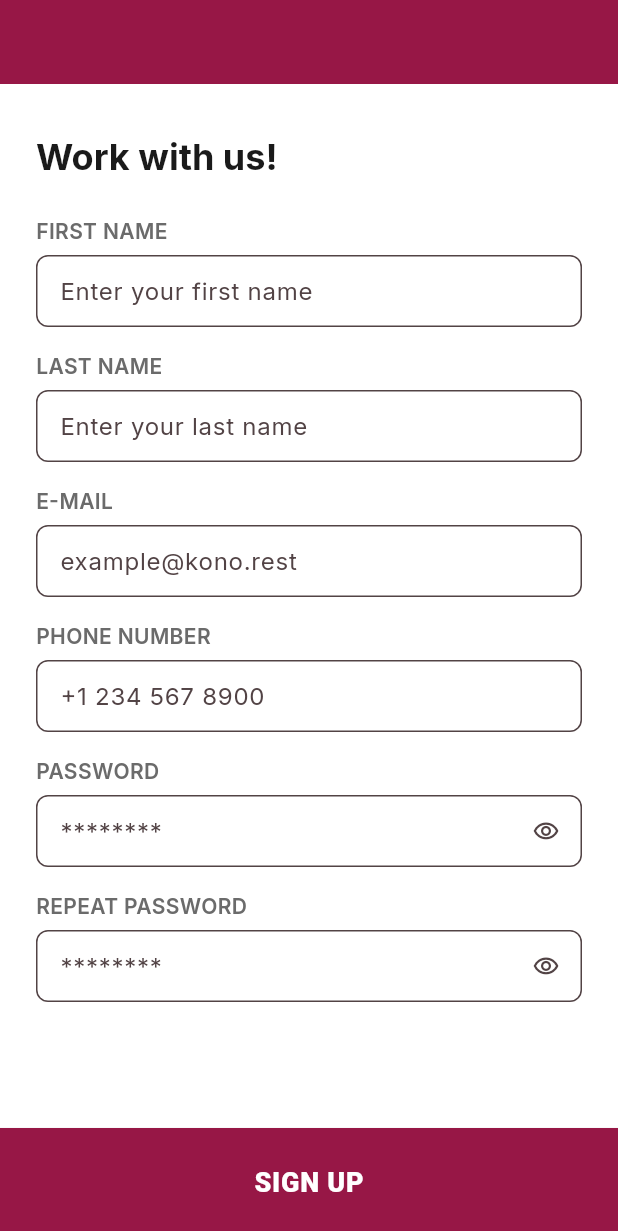
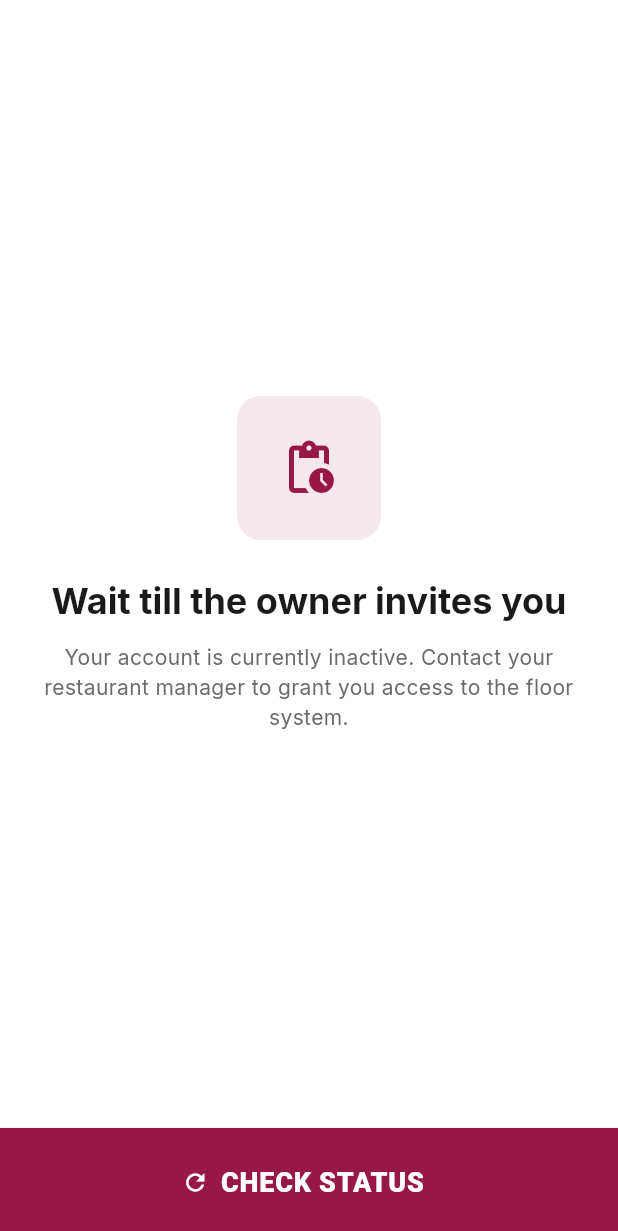
Before and after one commit to 2K-Solutions/KonoFrontend, a Flutter app: the WorkerRegistrationScreen screen opened by its route, after a tap on "SIGN UP", on a phone screen of 412 x 824 dp. Shown: the top 1231 px of the screen. Run offline on Flutter 3.47's test engine with Material 3 defaults, Android fonts, the phone set to English and light mode, and no system bars; our stand-ins replace flutter_riverpod, go_router.

Commit message:
feat: add wait-for-invite screen for workers

```diff
--- a/lib/core/router.dart
+++ b/lib/core/router.dart
@@ -4,6 +4,7 @@ import 'package:konofrontend/features/auth/presentation/screens/login_screen.dar
 import 'package:konofrontend/features/auth/presentation/screens/role_selection_screen.dart';
 import 'package:konofrontend/features/auth/presentation/screens/worker_choice_screen.dart';
 import 'package:konofrontend/features/auth/presentation/screens/worker_registration_screen.dart';
+import 'package:konofrontend/features/auth/presentation/screens/wait_for_invite_screen.dart';
 import 'package:konofrontend/features/owner/presentation/screens/owner_home_screen.dart';
 
 final GoRouter appRouter = GoRouter(
@@ -32,7 +33,14 @@ final GoRouter appRouter = GoRouter(
     ),
     GoRoute(
       path: AppRoutes.workerLogin,
-      builder: (context, state) => const LoginScreen(title: 'You are doing a good job today!'),
+      builder: (context, state) => const LoginScreen(
+        title: 'You are doing a good job today!',
+        nextRoute: AppRoutes.workerWaitForInvite,
+      ),
+    ),
+    GoRoute(
+      path: AppRoutes.workerWaitForInvite,
+      builder: (context, state) => const WaitForInviteScreen(),
     ),
   ],
 );
--- a/lib/core/routes.dart
+++ b/lib/core/routes.dart
@@ -7,4 +7,5 @@ class AppRoutes {
   static const workerChoice = '/worker';
   static const workerRegister = '/worker/register';
   static const workerLogin = '/worker/login';
+  static const workerWaitForInvite = '/worker/wait-for-invite';
 }
--- a/lib/core/widgets/bottom_button_scaffold.dart
+++ b/lib/core/widgets/bottom_button_scaffold.dart
@@ -7,22 +7,26 @@ class BottomButtonScaffold extends StatelessWidget {
     required this.body,
     required this.buttonLabel,
     required this.onButtonPressed,
+    this.buttonIcon,
+    this.showAppBar = true,
   });
 
   final Widget body;
   final String buttonLabel;
   final VoidCallback onButtonPressed;
+  final IconData? buttonIcon;
+  final bool showAppBar;
 
   @override
   Widget build(BuildContext context) {
     return Scaffold(
-      appBar: AppBar(),
+      appBar: showAppBar ? AppBar() : null,
       body: SafeArea(bottom: false, child: body),
       bottomNavigationBar: SafeArea(
         top: false,
         child: SizedBox(
           width: double.infinity,
-          child: PrimaryButton(label: buttonLabel, onPressed: onButtonPressed),
+          child: PrimaryButton(label: buttonLabel, icon: buttonIcon, onPressed: onButtonPressed),
         ),
       ),
     );
--- a/lib/core/widgets/primary_button.dart
+++ b/lib/core/widgets/primary_button.dart
@@ -1,16 +1,21 @@
 import 'package:flutter/material.dart';
 
 class PrimaryButton extends StatelessWidget {
-  const PrimaryButton({super.key, required this.label, required this.onPressed});
+  const PrimaryButton({super.key, required this.label, required this.onPressed, this.icon});
 
   final String label;
   final VoidCallback? onPressed;
+  final IconData? icon;
 
   @override
   Widget build(BuildContext context) {
-    return ElevatedButton(
+    if (icon == null) {
+      return ElevatedButton(onPressed: onPressed, child: Text(label.toUpperCase()));
+    }
+    return ElevatedButton.icon(
       onPressed: onPressed,
-      child: Text(label.toUpperCase()),
+      icon: Icon(icon),
+      label: Text(label.toUpperCase()),
     );
   }
 }
--- /dev/null
+++ b/lib/features/auth/presentation/screens/wait_for_invite_screen.dart
@@ -0,0 +1,50 @@
+import 'package:flutter/material.dart';
+import 'package:konofrontend/core/theme.dart';
+import 'package:konofrontend/core/widgets/bottom_button_scaffold.dart';
+
+class WaitForInviteScreen extends StatelessWidget {
+  const WaitForInviteScreen({super.key});
+
+  @override
+  Widget build(BuildContext context) {
+    return BottomButtonScaffold(
+      buttonLabel: 'Check status',
+      buttonIcon: Icons.refresh,
+      showAppBar: false,
+      onButtonPressed: () {},
+      body: Padding(
+        padding: const EdgeInsets.symmetric(horizontal: 24),
+        child: Center(
+          child: Column(
+            mainAxisSize: MainAxisSize.min,
+            children: [
+              Container(
+                width: 96,
+                height: 96,
+                alignment: Alignment.center,
+                decoration: BoxDecoration(
+                  color: AppColors.primary.withValues(alpha: 0.1),
+                  borderRadius: BorderRadius.circular(16),
+                ),
+                child: const Icon(Icons.pending_actions, color: AppColors.primary, size: 40),
+              ),
+              const SizedBox(height: 24),
+              Text(
+                'Wait till the owner invites you',
+                textAlign: TextAlign.center,
+                style: Theme.of(context).textTheme.headlineSmall,
+              ),
+              const SizedBox(height: 12),
+              Text(
+                'Your account is currently inactive. Contact your restaurant manager to grant '
+                'you access to the floor system.',
+                textAlign: TextAlign.center,
+                style: TextStyle(color: AppColors.textMuted),
+              ),
+            ],
+          ),
+        ),
+      ),
+    );
+  }
+}
--- a/lib/features/auth/presentation/screens/worker_registration_screen.dart
+++ b/lib/features/auth/presentation/screens/worker_registration_screen.dart
@@ -1,4 +1,6 @@
 import 'package:flutter/material.dart';
+import 'package:go_router/go_router.dart';
+import 'package:konofrontend/core/routes.dart';
 import 'package:konofrontend/core/widgets/app_text_field.dart';
 import 'package:konofrontend/core/widgets/bottom_button_scaffold.dart';
 
@@ -9,7 +11,7 @@ class WorkerRegistrationScreen extends StatelessWidget {
   Widget build(BuildContext context) {
     return BottomButtonScaffold(
       buttonLabel: 'Sign up',
-      onButtonPressed: () {},
+      onButtonPressed: () => context.go(AppRoutes.workerWaitForInvite),
       body: Padding(
         padding: const EdgeInsets.fromLTRB(24, 32, 24, 0),
         child: Column(
```
